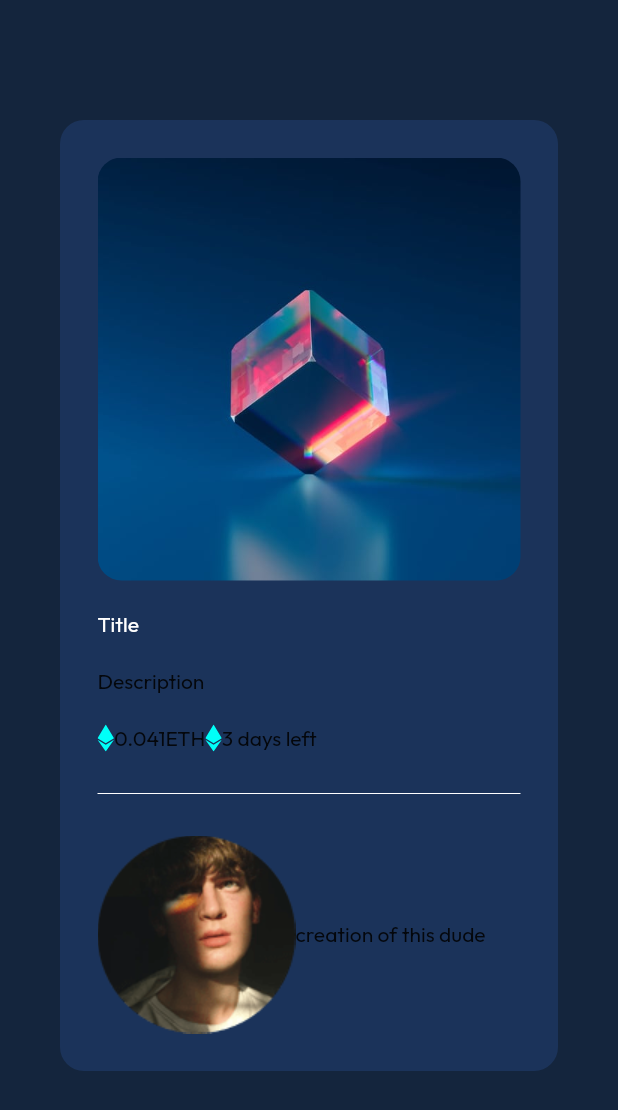
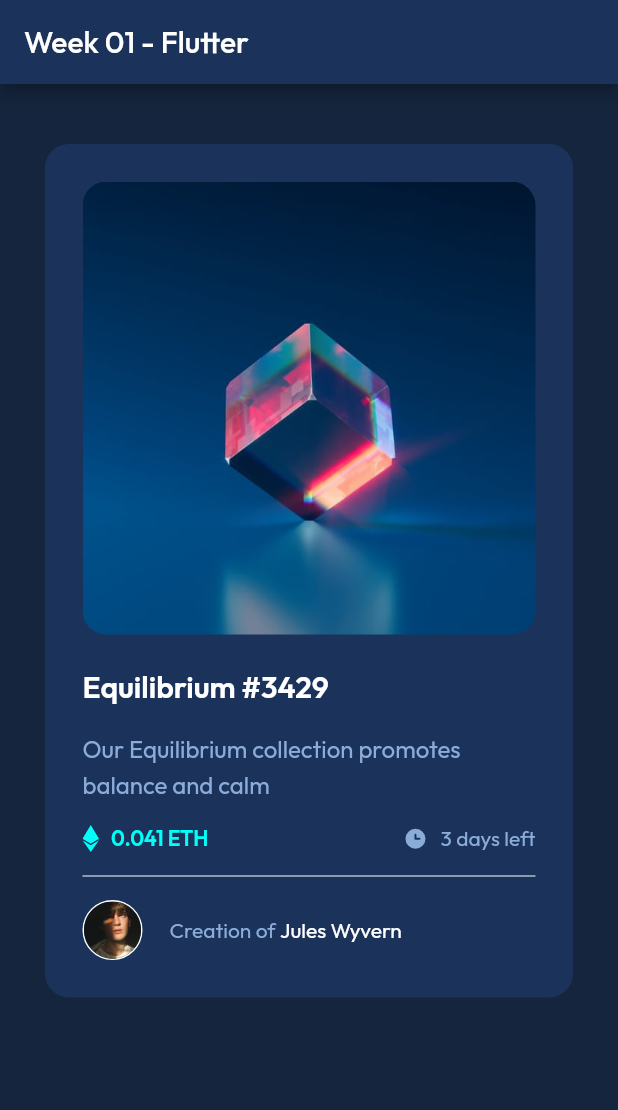
Before and after one commit to leimeter-joaquin/FIC-JOAQUIN-LEIMETER, a Flutter app: the screen it shows after launch, on a phone screen of 412 x 824 dp. Shown: the top 1110 px of the screen. Run offline on Flutter 3.47's test engine with Material 2 defaults, Android fonts, the phone set to English and light mode, and no system bars; our stand-ins replace flutter_svg, gap, google_fonts.

Commit message:
FIC-W01: done card

```diff
--- a/lib/main.dart
+++ b/lib/main.dart
@@ -21,10 +21,14 @@ class MyApp extends StatelessWidget {
         textTheme: GoogleFonts.outfitTextTheme(),
       ),
       home: Scaffold(
+        appBar: AppBar(
+          backgroundColor: CardColors().cardBackground,
+          title: const Text('Week 01 - Flutter'),
+        ),
         backgroundColor: CardColors().background,
         body: const SafeArea(
           child: Padding(
-            padding: EdgeInsets.fromLTRB(40, 80, 40, 0),
+            padding: EdgeInsets.fromLTRB(30, 40, 30, 0),
             child: MyCard(),
           ),
         ),
@@ -54,27 +58,47 @@ class MyCard extends StatelessWidget {
           ClipRRect(
             borderRadius: BorderRadius.circular(16),
             child: const Image(
-              image: AssetImage('assets/card/images/image-equilibrium.jpg'),
+              image: AssetImage(
+                'assets/card/images/image-equilibrium.jpg',
+              ),
             ),
           ),
 
-          const Gap(20),
+          const Gap(22),
 
           // Title
           Text(
-            'Title',
-            style: TextStyle(color: CardColors().white),
+            'Equilibrium #3429',
+            style: TextStyle(
+              color: CardColors().white,
+              fontSize: 20,
+              fontWeight: FontWeight.w600,
+            ),
           ),
 
-          const Gap(20),
+          const Gap(16),
 
           // description
-          const Text('Description'),
+          Padding(
+            padding: const EdgeInsets.only(
+              right: 4.0,
+            ),
+            child: Text(
+              'Our Equilibrium collection promotes balance and calm',
+              style: TextStyle(
+                fontSize: 16,
+                color: CardColors().softBlue,
+                height: 1.5,
+                fontWeight: FontWeight.w400,
+              ),
+            ),
+          ),
 
-          const Gap(20),
+          const Gap(16),
 
           // price & expiration
           Row(
+            mainAxisAlignment: MainAxisAlignment.spaceBetween,
             children: [
               Row(
                 children: [
@@ -84,43 +108,69 @@ class MyCard extends StatelessWidget {
                     semanticsLabel: 'Acme Logo',
                   ),
 
+                  const Gap(8),
                   // price with ETH, maybe wrap in Row
-                  const Text('0.041'),
-                  const Text('ETH'),
+                  Text(
+                    '0.041 ETH',
+                    style: TextStyle(
+                      color: CardColors().cyan,
+                      fontWeight: FontWeight.w600,
+                    ),
+                  ),
                 ],
               ),
               Row(
                 children: [
                   // Clok icon
                   SvgPicture.asset(
-                    'assets/card/icons/icon-ethereum.svg',
+                    'assets/card/icons/icon-clock.svg',
                     semanticsLabel: 'Acme Logo',
                   ),
-
+                  const Gap(8),
                   // days left
-                  const Text('3 days left')
+                  Text(
+                    '3 days left',
+                    style: TextStyle(
+                      color: CardColors().softBlue,
+                    ),
+                  ),
                 ],
               )
             ],
           ),
 
-          const Gap(20),
+          const Gap(8),
 
           // Divider
           Divider(color: CardColors().white),
 
-          const Gap(20),
+          const Gap(8),
 
           // user
           Row(
-            children: const [
+            children: [
               // User Icon
-              Image(
-                image: AssetImage('assets/card/images/image-avatar.png'),
+              Container(
+                decoration: BoxDecoration(
+                  shape: BoxShape.circle,
+                  border: Border.all(color: Colors.white),
+                ),
+                height: 40,
+                child: const Image(
+                  image: AssetImage('assets/card/images/image-avatar.png'),
+                ),
               ),
 
+              const Gap(18),
               // Creation of Jules Wyvern
-              Text('creation of this dude')
+              Text(
+                'Creation of ',
+                style: TextStyle(color: CardColors().softBlue),
+              ),
+              Text(
+                'Jules Wyvern',
+                style: TextStyle(color: CardColors().white),
+              ),
             ],
           ),
         ],
@@ -128,25 +178,3 @@ class MyCard extends StatelessWidget {
     );
   }
 }
-
-
-          //   'AAA',
-          //   style: TextStyle(fontWeight: FontWeight.w600),
-          // ),
-          // const Text('asd'),
-          // const Text('asd'),
-          // Align(
-          //   alignment: Alignment.topLeft,
-          //   child: SvgPicture.asset(
-          //     'assets/icon-ethereum.svg',
-          //     semanticsLabel: 'Acme Logo',
-          //   ),
-          // )
-
-          // Align(
-          //   alignment: Alignment.topLeft,
-          //   child: SvgPicture.asset(
-          //     'assets/card/icons/icon-ethereum.svg',
-          //     semanticsLabel: 'Acme Logo',
-          //   ),
-          // ),
```
Also changed, not shown: lib/challenge/design/active-states.jpg (deleted).
